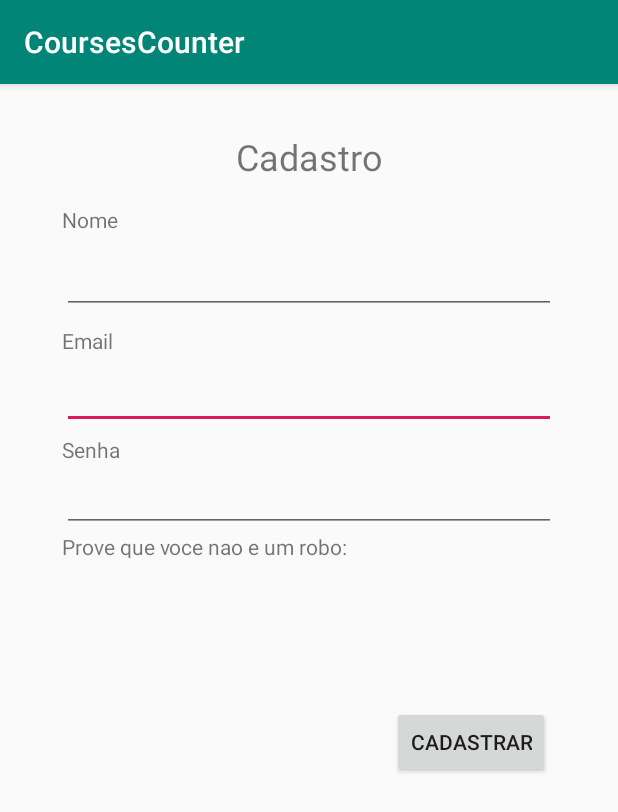
After one commit to EmersonDantas/CoursesCounter, an Android app: the RegisterActivity screen opened directly, with no data from a screen before it, on a phone screen of 412 x 824 dp. The commit adds this screen. Shown: the top 812 px of the screen. Run offline under Robolectric (Android 15) with nearby library versions, the phone set to English and light mode, and no system bars.

Commit message:
Criadas activities de login e register

```diff
--- a/app/src/main/AndroidManifest.xml
+++ b/app/src/main/AndroidManifest.xml
@@ -16,6 +16,7 @@
                 <category android:name="android.intent.category.LAUNCHER" />
             </intent-filter>
         </activity>
+        <activity android:name=".view.RegisterActivity"></activity>
     </application>
 
 </manifest>
--- /dev/null
+++ b/app/src/main/java/me/emersondantas/coursescounter/view/RegisterActivity.java
@@ -0,0 +1,14 @@
+package me.emersondantas.coursescounter.view;
+
+import android.support.v7.app.AppCompatActivity;
+import android.os.Bundle;
+import me.emersondantas.coursescounter.R;
+
+public class RegisterActivity extends AppCompatActivity {
+
+    @Override
+    protected void onCreate(Bundle savedInstanceState) {
+        super.onCreate(savedInstanceState);
+        setContentView(R.layout.activity_register);
+    }
+}
--- /dev/null
+++ b/app/src/main/res/layout/activity_register.xml
@@ -0,0 +1,117 @@
+<?xml version="1.0" encoding="utf-8"?>
+<android.support.constraint.ConstraintLayout xmlns:android="http://schemas.android.com/apk/res/android"
+    xmlns:app="http://schemas.android.com/apk/res-auto"
+    xmlns:tools="http://schemas.android.com/tools"
+    android:layout_width="match_parent"
+    android:layout_height="match_parent"
+    tools:context=".view.RegisterActivity">
+
+    <TextView
+        android:id="@+id/textView10"
+        android:layout_width="wrap_content"
+        android:layout_height="wrap_content"
+        android:layout_marginStart="8dp"
+        android:layout_marginLeft="8dp"
+        android:layout_marginTop="32dp"
+        android:layout_marginEnd="8dp"
+        android:layout_marginRight="8dp"
+        android:text="Cadastro"
+        android:textSize="24sp"
+        app:layout_constraintEnd_toStartOf="@+id/guideline7"
+        app:layout_constraintStart_toStartOf="@+id/guideline8"
+        app:layout_constraintTop_toTopOf="parent" />
+
+    <android.support.constraint.Guideline
+        android:id="@+id/guideline7"
+        android:layout_width="wrap_content"
+        android:layout_height="wrap_content"
+        android:orientation="vertical"
+        app:layout_constraintGuide_percent="0.9" />
+
+    <android.support.constraint.Guideline
+        android:id="@+id/guideline8"
+        android:layout_width="wrap_content"
+        android:layout_height="wrap_content"
+        android:orientation="vertical"
+        app:layout_constraintGuide_percent="0.1" />
+
+    <TextView
+        android:id="@+id/textView11"
+        android:layout_width="wrap_content"
+        android:layout_height="wrap_content"
+        android:layout_marginTop="8dp"
+        android:text="Email"
+        app:layout_constraintStart_toStartOf="@+id/guideline8"
+        app:layout_constraintTop_toBottomOf="@+id/edtTxName" />
+
+    <EditText
+        android:id="@+id/edtTxMail"
+        android:layout_width="0dp"
+        android:layout_height="wrap_content"
+        android:layout_marginTop="4dp"
+        android:ems="10"
+        android:inputType="textEmailAddress"
+        app:layout_constraintEnd_toStartOf="@+id/guideline7"
+        app:layout_constraintHorizontal_bias="1.0"
+        app:layout_constraintStart_toStartOf="@+id/guideline8"
+        app:layout_constraintTop_toBottomOf="@+id/textView11" />
+
+    <TextView
+        android:id="@+id/textView12"
+        android:layout_width="wrap_content"
+        android:layout_height="wrap_content"
+        android:layout_marginTop="4dp"
+        android:text="Senha"
+        app:layout_constraintStart_toStartOf="@+id/guideline8"
+        app:layout_constraintTop_toBottomOf="@+id/edtTxMail" />
+
+    <EditText
+        android:id="@+id/edtTxPass"
+        android:layout_width="0dp"
+        android:layout_height="wrap_content"
+        android:ems="10"
+        android:inputType="textPassword"
+        app:layout_constraintEnd_toStartOf="@+id/guideline7"
+        app:layout_constraintHorizontal_bias="1.0"
+        app:layout_constraintStart_toStartOf="@+id/guideline8"
+        app:layout_constraintTop_toBottomOf="@+id/textView12" />
+
+    <Button
+        android:id="@+id/btnRegister"
+        android:layout_width="wrap_content"
+        android:layout_height="wrap_content"
+        android:layout_marginTop="116dp"
+        android:layout_marginEnd="4dp"
+        android:layout_marginRight="4dp"
+        android:text="Cadastrar"
+        app:layout_constraintEnd_toStartOf="@+id/guideline7"
+        app:layout_constraintTop_toBottomOf="@+id/edtTxPass" />
+
+    <TextView
+        android:id="@+id/textView13"
+        android:layout_width="wrap_content"
+        android:layout_height="17dp"
+        android:text="Prove que voce nao e um robo:"
+        app:layout_constraintStart_toStartOf="@+id/guideline8"
+        app:layout_constraintTop_toBottomOf="@+id/edtTxPass" />
+
+    <TextView
+        android:id="@+id/textView14"
+        android:layout_width="wrap_content"
+        android:layout_height="wrap_content"
+        android:layout_marginTop="16dp"
+        android:text="Nome"
+        app:layout_constraintStart_toStartOf="@+id/guideline8"
+        app:layout_constraintTop_toBottomOf="@+id/textView10" />
+
+    <EditText
+        android:id="@+id/edtTxName"
+        android:layout_width="0dp"
+        android:layout_height="wrap_content"
+        android:layout_marginTop="8dp"
+        android:ems="10"
+        android:inputType="textPersonName"
+        app:layout_constraintEnd_toStartOf="@+id/guideline7"
+        app:layout_constraintStart_toStartOf="@+id/guideline8"
+        app:layout_constraintTop_toBottomOf="@+id/textView14" />
+</android.support.constraint.ConstraintLayout>
```
Also changed, not shown: app/src/main/java/me/emersondantas/coursescounter/view/LoginActivity.java (renamed from app/src/main/java/me/emersondantas/coursescounter/view/MainActivity.java, +5 -3 lines), app/src/main/res/layout/activity_login.xml (added, +86 -0 lines).
